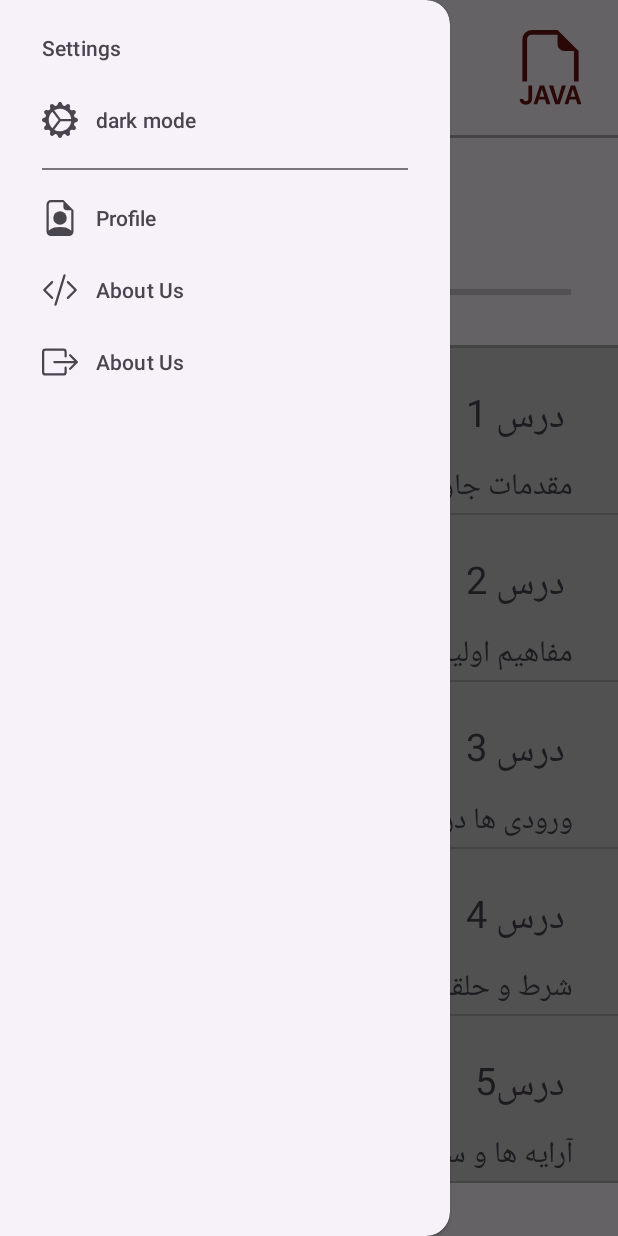
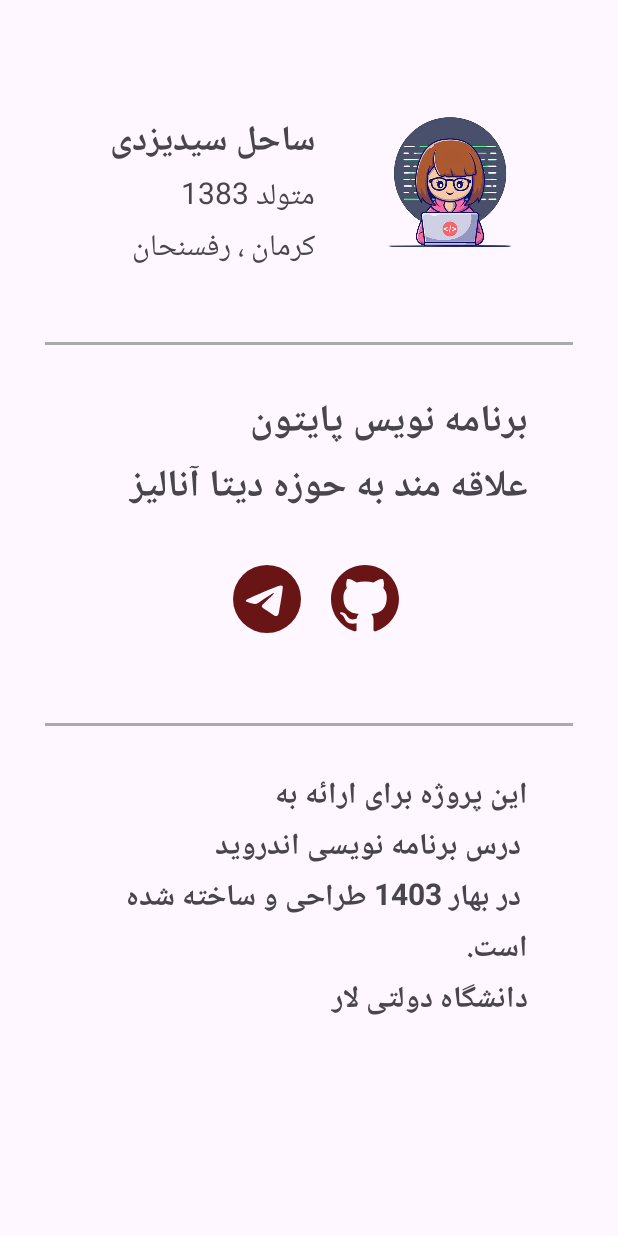
Before and after one commit to Seyedsahel/easy_learn, an Android app: the MainActivity screen opened directly, with no data from a screen before it, after a tap on "About Us", on a phone screen of 412 x 824 dp. Run offline under Robolectric (Android 15) with nearby library versions, the phone set to English and light mode, and no system bars; 3 other taps on this screen came first.

Commit message:
finish AboutUs

```diff
--- /dev/null
+++ b/app/src/main/java/com/example/myapplication/AboutUsActivity.java
@@ -0,0 +1,50 @@
+package com.example.myapplication;
+
+import android.content.Intent;
+import android.net.Uri;
+import android.os.Bundle;
+import android.view.View;
+import android.widget.ImageView;
+
+import androidx.activity.EdgeToEdge;
+import androidx.appcompat.app.AppCompatActivity;
+import androidx.core.graphics.Insets;
+import androidx.core.view.ViewCompat;
+import androidx.core.view.WindowInsetsCompat;
+
+public class AboutUsActivity extends AppCompatActivity {
+
+    @Override
+    protected void onCreate(Bundle savedInstanceState) {
+        super.onCreate(savedInstanceState);
+        EdgeToEdge.enable(this);
+        setContentView(R.layout.activity_about_us);
+        ViewCompat.setOnApplyWindowInsetsListener(findViewById(R.id.main), (v, insets) -> {
+            Insets systemBars = insets.getInsets(WindowInsetsCompat.Type.systemBars());
+            v.setPadding(systemBars.left, systemBars.top, systemBars.right, systemBars.bottom);
+            return insets;
+        });
+
+        ImageView github = findViewById(R.id.github);
+        ImageView telegram = findViewById(R.id.telegram);
+
+        github.setOnClickListener(new View.OnClickListener() {
+            @Override
+            public void onClick(View v) {
+                String url = "https://github.com/Seyedsahel/easy_learn";
+                Intent intent = new Intent(Intent.ACTION_VIEW, Uri.parse(url));
+                startActivity(intent);
+            }
+        });
+        telegram.setOnClickListener(new View.OnClickListener() {
+            @Override
+            public void onClick(View v) {
+                String url = "https://github.com/Seyedsahel/easy_learn";
+                Intent intent = new Intent(Intent.ACTION_VIEW, Uri.parse(url));
+                startActivity(intent);
+
+            }
+        });
+
+    }
+}
--- a/app/src/main/java/com/example/myapplication/MainActivity.java
+++ b/app/src/main/java/com/example/myapplication/MainActivity.java
@@ -1,9 +1,11 @@
 package com.example.myapplication;
 
 import android.app.Application;
+import android.content.Context;
 import android.content.Intent;
 import android.content.SharedPreferences;
 import android.os.Bundle;
+import android.view.LayoutInflater;
 import android.view.MenuItem;
 import android.view.View;
 import android.widget.AdapterView;
@@ -11,6 +13,7 @@ import android.widget.ImageView;
 import android.widget.ListView;
 import android.widget.ProgressBar;
 import android.widget.TextView;
+import android.widget.Toast;
 
 import androidx.activity.EdgeToEdge;
 import androidx.annotation.NonNull;
@@ -175,10 +178,11 @@ public class MainActivity extends AppCompatActivity  implements NavigationView.O
        if (item.getTitle().equals("dark mode")){
            toggleSetting();
        } else if (item.getTitle().equals("About Us")) {
+           Toast.makeText(MainActivity.this , "به برنامه EASY LEARN خوش آمدید" , Toast.LENGTH_LONG).show();
+           Intent intent = new Intent(MainActivity.this,AboutUsActivity.class);
+           startActivity(intent);
 
-       } else if (item.getTitle().equals("Profile")) {
-
-       } else if (item.getTitle().equals("nav_LogOut")) {
+       } else if (item.getTitle().equals("Log out")) {
 
        }
         return false;
--- /dev/null
+++ b/app/src/main/res/drawable/github.xml
@@ -0,0 +1,9 @@
+<vector xmlns:android="http://schemas.android.com/apk/res/android"
+    android:width="16dp"
+    android:height="16dp"
+    android:viewportWidth="16"
+    android:viewportHeight="16">
+  <path
+      android:pathData="M8,0C3.58,0 0,3.58 0,8c0,3.54 2.29,6.53 5.47,7.59 0.4,0.07 0.55,-0.17 0.55,-0.38 0,-0.19 -0.01,-0.82 -0.01,-1.49 -2.01,0.37 -2.53,-0.49 -2.69,-0.94 -0.09,-0.23 -0.48,-0.94 -0.82,-1.13 -0.28,-0.15 -0.68,-0.52 -0.01,-0.53 0.63,-0.01 1.08,0.58 1.23,0.82 0.72,1.21 1.87,0.87 2.33,0.66 0.07,-0.52 0.28,-0.87 0.51,-1.07 -1.78,-0.2 -3.64,-0.89 -3.64,-3.95 0,-0.87 0.31,-1.59 0.82,-2.15 -0.08,-0.2 -0.36,-1.02 0.08,-2.12 0,0 0.67,-0.21 2.2,0.82 0.64,-0.18 1.32,-0.27 2,-0.27s1.36,0.09 2,0.27c1.53,-1.04 2.2,-0.82 2.2,-0.82 0.44,1.1 0.16,1.92 0.08,2.12 0.51,0.56 0.82,1.27 0.82,2.15 0,3.07 -1.87,3.75 -3.65,3.95 0.29,0.25 0.54,0.73 0.54,1.48 0,1.07 -0.01,1.93 -0.01,2.2 0,0.21 0.15,0.46 0.55,0.38A8.01,8.01 0,0 0,16 8c0,-4.42 -3.58,-8 -8,-8"
+      android:fillColor="#6A1515"/>
+</vector>
--- /dev/null
+++ b/app/src/main/res/drawable/telegram.xml
@@ -0,0 +1,9 @@
+<vector xmlns:android="http://schemas.android.com/apk/res/android"
+    android:width="16dp"
+    android:height="16dp"
+    android:viewportWidth="16"
+    android:viewportHeight="16">
+  <path
+      android:pathData="M16,8A8,8 0,1 1,0 8a8,8 0,0 1,16 0M8.287,5.906q-1.168,0.486 -4.666,2.01 -0.567,0.225 -0.595,0.442c-0.03,0.243 0.275,0.339 0.69,0.47l0.175,0.055c0.408,0.133 0.958,0.288 1.243,0.294q0.39,0.01 0.868,-0.32 3.269,-2.206 3.374,-2.23c0.05,-0.012 0.12,-0.026 0.166,0.016s0.042,0.12 0.037,0.141c-0.03,0.129 -1.227,1.241 -1.846,1.817 -0.193,0.18 -0.33,0.307 -0.358,0.336a8,8 0,0 1,-0.188 0.186c-0.38,0.366 -0.664,0.64 0.015,1.088 0.327,0.216 0.589,0.393 0.85,0.571 0.284,0.194 0.568,0.387 0.936,0.629q0.14,0.092 0.27,0.187c0.331,0.236 0.63,0.448 0.997,0.414 0.214,-0.02 0.435,-0.22 0.547,-0.82 0.265,-1.417 0.786,-4.486 0.906,-5.751a1.4,1.4 0,0 0,-0.013 -0.315,0.34 0.34,0 0,0 -0.114,-0.217 0.53,0.53 0,0 0,-0.31 -0.093c-0.3,0.005 -0.763,0.166 -2.984,1.09"
+      android:fillColor="#6A1515"/>
+</vector>
--- /dev/null
+++ b/app/src/main/res/layout/activity_about_us.xml
@@ -0,0 +1,115 @@
+<?xml version="1.0" encoding="utf-8"?>
+<LinearLayout xmlns:android="http://schemas.android.com/apk/res/android"
+    xmlns:app="http://schemas.android.com/apk/res-auto"
+    xmlns:tools="http://schemas.android.com/tools"
+    android:id="@+id/main"
+    android:layout_width="match_parent"
+    android:layout_height="match_parent"
+    android:orientation="vertical"
+    android:layout_margin="30dp"
+    tools:context=".AboutUsActivity">
+
+
+    <LinearLayout
+        android:layout_width="match_parent"
+        android:layout_height="wrap_content"
+        android:orientation="horizontal"
+        >
+        <LinearLayout
+            android:layout_width="wrap_content"
+            android:layout_height="wrap_content"
+            android:layout_marginVertical="45dp"
+            android:layout_marginStart="30dp"
+            android:orientation="vertical">
+            <TextView
+                android:layout_width="150dp"
+                android:layout_height="wrap_content"
+                android:text="ساحل سیدیزدی"
+                android:textSize="23sp"
+                android:textStyle="bold"
+                ></TextView>
+            <TextView
+                android:layout_width="150dp"
+                android:layout_height="wrap_content"
+                android:text="متولد 1383"
+                android:textSize="20sp"
+                ></TextView>
+            <TextView
+                android:layout_width="150dp"
+                android:layout_height="wrap_content"
+                android:text="کرمان ، رفسنحان"
+                android:textSize="20sp"
+                ></TextView>
+        </LinearLayout>
+
+        <ImageView
+            android:layout_width="120dp"
+            android:layout_height="120dp"
+            android:layout_margin="30dp"
+            android:src="@mipmap/devepic"/>
+
+    </LinearLayout>
+    <View
+        android:layout_width="match_parent"
+        android:layout_height="2dp"
+        android:background="@android:color/darker_gray"></View>
+    <LinearLayout
+        android:layout_width="match_parent"
+        android:layout_height="wrap_content"
+        android:layout_marginVertical="30dp"
+        android:layout_marginHorizontal="30dp"
+        android:orientation="vertical">
+        <TextView
+            android:layout_width="match_parent"
+            android:layout_height="wrap_content"
+            android:text="برنامه نویس پایتون"
+            android:textSize="25sp"
+            android:textStyle="bold"
+            ></TextView>
+        <TextView
+            android:layout_width="match_parent"
+            android:layout_height="wrap_content"
+            android:text="علاقه مند به حوزه دیتا آنالیز"
+            android:textSize="25sp"
+            android:textStyle="bold"
+            ></TextView>
+        <LinearLayout
+            android:layout_width="wrap_content"
+            android:layout_height="wrap_content"
+            android:layout_marginHorizontal="85dp"
+            android:layout_marginVertical="30dp"
+            >
+            <ImageView
+                android:layout_marginHorizontal="10dp"
+                android:id="@+id/telegram"
+                android:layout_width="45dp"
+                android:layout_height="45dp"
+                android:src="@drawable/telegram"
+                android:layout_alignParentStart="true"></ImageView>
+            <ImageView
+                android:layout_marginHorizontal="10dp"
+                android:id="@+id/github"
+                android:layout_width="45dp"
+                android:layout_height="45dp"
+                android:src="@drawable/github"
+                android:layout_alignParentEnd="true"></ImageView>
+
+        </LinearLayout>
+
+
+    </LinearLayout>
+    <View
+        android:layout_width="match_parent"
+        android:layout_height="2dp"
+        android:background="@android:color/darker_gray"></View>
+    <TextView
+        android:layout_width="match_parent"
+        android:layout_height="wrap_content"
+        android:layout_margin="30dp"
+        android:text="این پروژه برای ارائه به\n درس برنامه نویسی اندروید\n در بهار 1403 طراحی و ساخته شده است.\nدانشگاه دولتی لار"
+        android:textSize="20sp"
+        android:textStyle="bold"
+        ></TextView>
+
+
+</LinearLayout>
--- a/app/src/main/res/menu/nav_menu.xml
+++ b/app/src/main/res/menu/nav_menu.xml
@@ -13,10 +13,6 @@
         </menu>
     </item>
         <item
-            android:id="@+id/nav_profile"
-            android:icon="@drawable/profile"
-            android:title="Profile" />
-        <item
             android:id="@+id/nav_Us"
             android:icon="@drawable/code"
             android:title="About Us"/>
@@ -24,7 +20,7 @@
         <item
             android:id="@+id/nav_LogOut"
             android:icon="@drawable/logout"
-            android:title="About Us"/>
+            android:title="Log out"/>
 
 
     </group>
```
Also changed, not shown: app/src/main/AndroidManifest.xml (+6 -5 lines), app/src/main/java/com/example/myapplication/userClass.java (deleted, +0 -58 lines), app/src/main/res/drawable/email.xml (added, +12 -0 lines), app/src/main/res/mipmap-hdpi/devepic.png (added), app/src/main/res/mipmap-hdpi/devpic.jpg (added).
